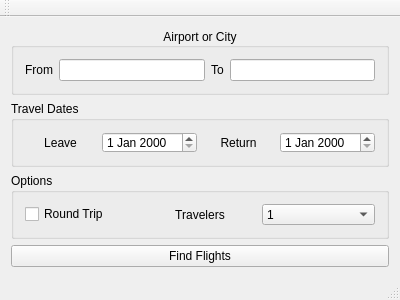
The window that TravelAppSample/mainwindow.ui (dmaier-couchbase/cb-workshop-cpp) describes before a commit, drawn with Qt 5.
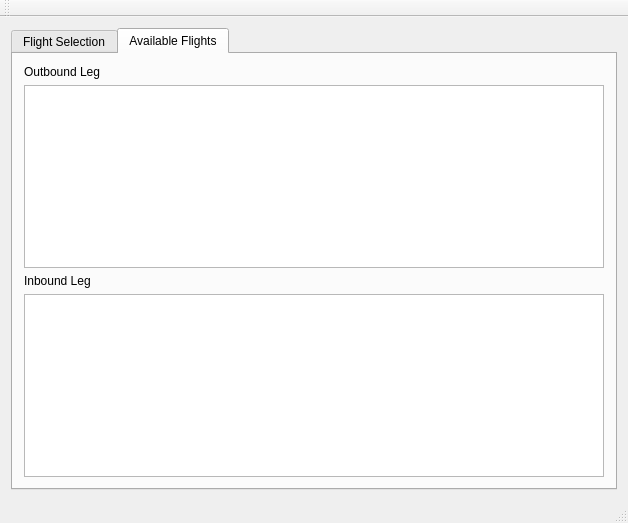
The same window after the commit. The open tabs and pages were chosen to show the change.

Diff of the .ui file:
```diff
--- a/TravelAppSample/mainwindow.ui
+++ b/TravelAppSample/mainwindow.ui
@@ -6,8 +6,8 @@
    <rect>
     <x>0</x>
     <y>0</y>
-    <width>400</width>
-    <height>300</height>
+    <width>628</width>
+    <height>523</height>
    </rect>
   </property>
   <property name="sizePolicy">
@@ -16,31 +16,26 @@
     <verstretch>0</verstretch>
    </sizepolicy>
   </property>
-  <property name="minimumSize">
-   <size>
-    <width>400</width>
-    <height>300</height>
-   </size>
-  </property>
-  <property name="maximumSize">
-   <size>
-    <width>400</width>
-    <height>300</height>
-   </size>
-  </property>
   <property name="windowTitle">
    <string>TravelApp</string>
   </property>
   <widget class="QWidget" name="centralWidget">
-   <layout class="QGridLayout" name="gridLayout_4">
-    <item row="0" column="0">
+   <layout class="QVBoxLayout" name="verticalLayout">
+    <item>
+     <widget class="QTabWidget" name="tabWidget">
+      <property name="currentIndex">
+       <number>0</number>
+      </property>
+      <widget class="QWidget" name="tab">
+       <attribute name="title">
+        <string>Flight Selection</string>
+       </attribute>
+       <layout class="QVBoxLayout" name="verticalLayout_2" stretch="0,0,0,0">
+        <item>
      <widget class="QGroupBox" name="airportGroupBox">
       <property name="title">
        <string>Airport or City</string>
       </property>
-      <property name="alignment">
-       <set>Qt::AlignCenter</set>
-      </property>
       <layout class="QGridLayout" name="gridLayout">
        <item row="0" column="0">
         <widget class="QLabel" name="fromLabel">
@@ -71,7 +66,7 @@
       </layout>
      </widget>
     </item>
-    <item row="1" column="0">
+        <item>
      <widget class="QGroupBox" name="datesGroupBox">
       <property name="title">
        <string>Travel Dates</string>
@@ -106,7 +101,7 @@
       </layout>
      </widget>
     </item>
-    <item row="2" column="0">
+        <item>
      <widget class="QGroupBox" name="optionsGroupBox">
       <property name="title">
        <string>Options</string>
@@ -161,11 +156,42 @@
       </layout>
      </widget>
     </item>
-    <item row="3" column="0">
+        <item>
      <widget class="QPushButton" name="findPushButton">
       <property name="text">
        <string>Find Flights</string>
       </property>
+         </widget>
+        </item>
+       </layout>
+      </widget>
+      <widget class="QWidget" name="tab_2">
+       <attribute name="title">
+        <string>Available Flights</string>
+       </attribute>
+       <layout class="QVBoxLayout" name="verticalLayout_4">
+        <item>
+         <widget class="QLabel" name="label">
+          <property name="text">
+           <string>Outbound Leg</string>
+          </property>
+         </widget>
+        </item>
+        <item>
+         <widget class="QTableView" name="outboundFlightsTableView"/>
+        </item>
+        <item>
+         <widget class="QLabel" name="label_2">
+          <property name="text">
+           <string>Inbound Leg</string>
+          </property>
+         </widget>
+        </item>
+        <item>
+         <widget class="QTableView" name="InboundFlightsTableView"/>
+        </item>
+       </layout>
+      </widget>
      </widget>
     </item>
    </layout>
```
Left out of the diff: 32 changed lines with no effect on the pictures. Lines whose indentation alone changed are shown as unchanged.
